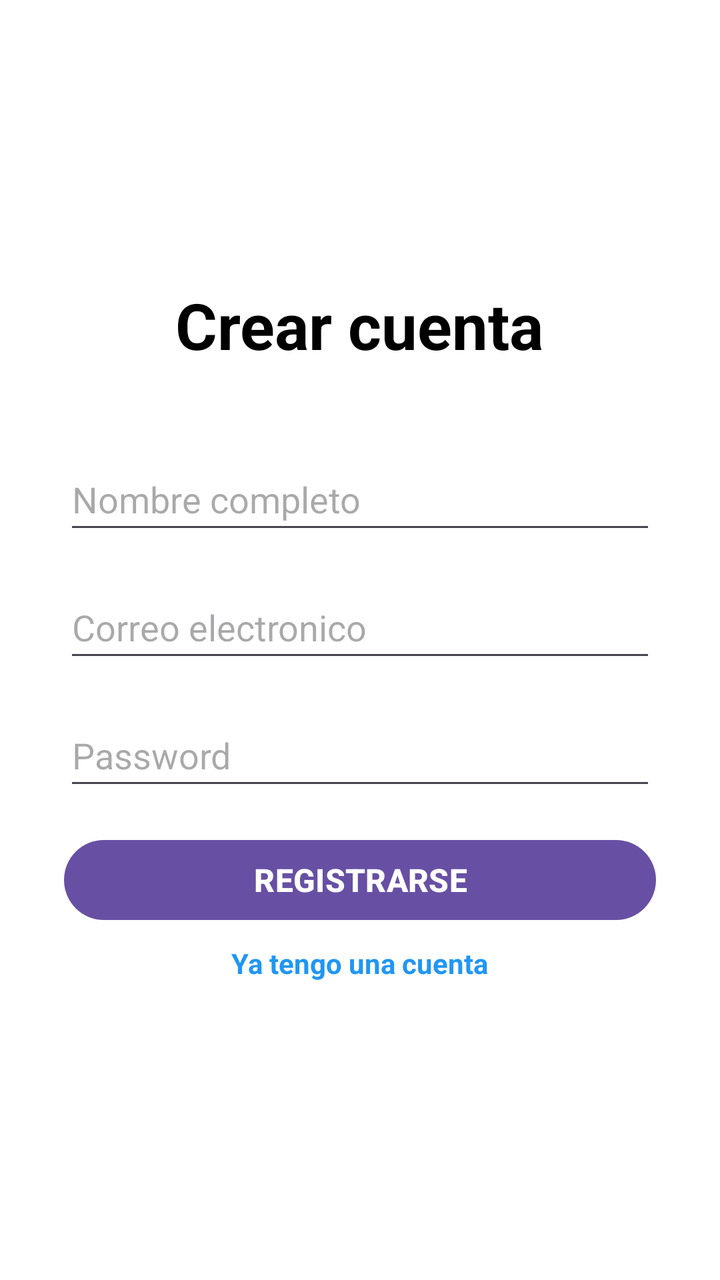
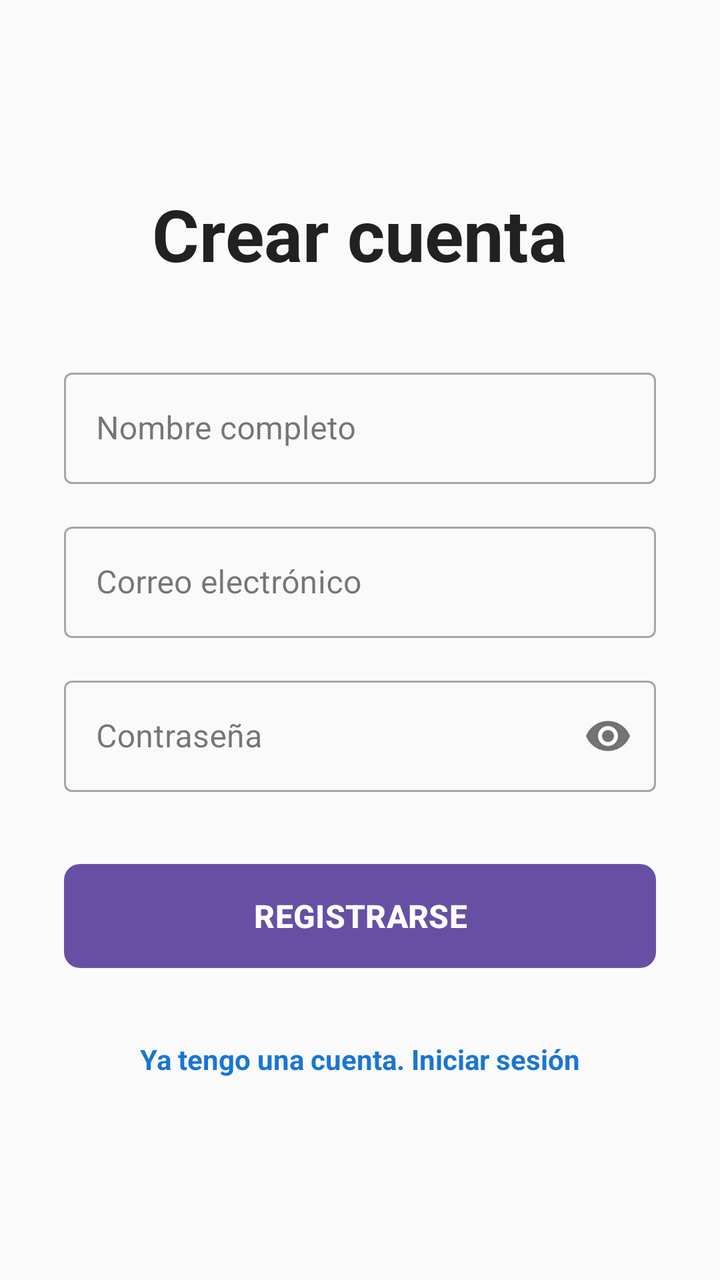

The first picture is an Android layout as it rendered before a commit; the second is the same layout after the commit. The layout source and the unified diff follow.
<!-- AndroidManifest.xml: application theme Theme.Aplicacion -->
<!-- res/layout/activity_registro.xml -->
<?xml version="1.0" encoding="utf-8"?>
<LinearLayout xmlns:android="http://schemas.android.com/apk/res/android"
    android:layout_width="match_parent"
    android:layout_height="match_parent"
    android:orientation="vertical"
    android:padding="32dp"
    android:gravity="center"
    android:background="#FFFFFF"
    >

    <TextView
        android:layout_width="wrap_content"
        android:layout_height="wrap_content"
        android:text="Crear cuenta"
        android:textSize="32sp"
        android:textStyle="bold"
        android:textColor="#000000"
        android:layout_marginBottom="40dp"/>

    <EditText
        android:id="@+id/etNombreRegistro"
        android:layout_width="match_parent"
        android:layout_height="wrap_content"
        android:hint="Nombre completo"
        android:inputType="textPersonName"
        android:minHeight="48dp"
        android:layout_marginBottom="16dp"/>

    <EditText
        android:layout_width="match_parent"
        android:layout_height="wrap_content"
        android:id="@+id/etEmailRegistro"
        android:hint="Correo electronico"
        android:inputType="textEmailAddress"
        android:minHeight="48dp"
        android:layout_marginBottom="16dp"/>

    <EditText
        android:layout_width="match_parent"
        android:layout_height="wrap_content"
        android:id="@+id/etPasswordRegistro"
        android:hint="Password"
        android:inputType="textPassword"
        android:minHeight="48dp"
        android:layout_marginBottom="16dp"/>

    <Button
        android:layout_width="match_parent"
        android:layout_height="wrap_content"
        android:id="@+id/btnRegistrar"
        android:text="REGISTRARSE"
        android:textSize="16sp"
        android:textStyle="bold"/>

    <TextView
        android:layout_width="wrap_content"
        android:layout_height="wrap_content"
        android:id="@+id/tvVolverLogin"
        android:text="Ya tengo una cuenta"
        android:textColor="#2196F3"
        android:textStyle="bold"
        android:padding="8dp"/>



</LinearLayout>
<!-- resources referenced by this layout -->
<resources>
  <style name="Theme.Aplicacion" parent="Base.Theme.Aplicacion" />
  <style name="Base.Theme.Aplicacion" parent="Theme.Material3.DayNight.NoActionBar">
          
          
      </style>
</resources>

<!-- the commit's change to res/layout/activity_registro.xml (unified diff, before → after) -->
@@ -1,66 +1,106 @@
-<?xml version="1.0" encoding="utf-8"?>
-<LinearLayout xmlns:android="http://schemas.android.com/apk/res/android"
+<?xml version="1.0" encoding="UTF-8" ?>
+<ScrollView xmlns:android="http://schemas.android.com/apk/res/android"
+    xmlns:app="http://schemas.android.com/apk/res-auto"
     android:layout_width="match_parent"
     android:layout_height="match_parent"
-    android:orientation="vertical"
-    android:padding="32dp"
-    android:gravity="center"
-    android:background="#FFFFFF"
-    >
+    android:fillViewport="true"
+    android:background="#FAFAFA">
 
-    <TextView
-        android:layout_width="wrap_content"
-        android:layout_height="wrap_content"
-        android:text="Crear cuenta"
-        android:textSize="32sp"
-        android:textStyle="bold"
-        android:textColor="#000000"
-        android:layout_marginBottom="40dp"/>
-
-    <EditText
-        android:id="@+id/etNombreRegistro"
+    <LinearLayout
         android:layout_width="match_parent"
         android:layout_height="wrap_content"
-        android:hint="Nombre completo"
-        android:inputType="textPersonName"
-        android:minHeight="48dp"
-        android:layout_marginBottom="16dp"/>
+        android:orientation="vertical"
+        android:padding="32dp"
+        android:gravity="center">
 
-    <EditText
-        android:layout_width="match_parent"
-        android:layout_height="wrap_content"
-        android:id="@+id/etEmailRegistro"
-        android:hint="Correo electronico"
-        android:inputType="textEmailAddress"
-        android:minHeight="48dp"
-        android:layout_marginBottom="16dp"/>
+        
+        <TextView
+            android:layout_width="wrap_content"
+            android:layout_height="wrap_content"
+            android:text="Crear cuenta"
+            android:textSize="36sp"
+            android:textStyle="bold"
+            android:textColor="#212121"
+            android:layout_marginBottom="40dp"/>
 
-    <EditText
-        android:layout_width="match_parent"
-        android:layout_height="wrap_content"
-        android:id="@+id/etPasswordRegistro"
-        android:hint="Password"
-        android:inputType="textPassword"
-        android:minHeight="48dp"
-        android:layout_marginBottom="16dp"/>
+        
+        <com.google.android.material.textfield.TextInputLayout
+            style="@style/Widget.MaterialComponents.TextInputLayout.OutlinedBox"
+            android:layout_width="match_parent"
+            android:layout_height="wrap_content"
+            android:hint="Nombre completo"
+            android:layout_marginBottom="16dp">
 
-    <Button
-        android:layout_width="match_parent"
-        android:layout_height="wrap_content"
-        android:id="@+id/btnRegistrar"
-        android:text="REGISTRARSE"
-        android:textSize="16sp"
-        android:textStyle="bold"/>
+            <com.google.android.material.textfield.TextInputEditText
+                android:layout_width="match_parent"
+                android:layout_height="wrap_content"
+                android:id="@+id/etNombreRegistro"
+                android:inputType="textPersonName"/>
+        </com.google.android.material.textfield.TextInputLayout>
 
-    <TextView
-        android:layout_width="wrap_content"
-        android:layout_height="wrap_content"
-        android:id="@+id/tvVolverLogin"
-        android:text="Ya tengo una cuenta"
-        android:textColor="#2196F3"
-        android:textStyle="bold"
-        android:padding="8dp"/>
+        
+        <com.google.android.material.textfield.TextInputLayout
+            style="@style/Widget.MaterialComponents.TextInputLayout.OutlinedBox"
+            android:layout_width="match_parent"
+            android:layout_height="wrap_content"
+            android:hint="Correo electrónico"
+            android:layout_marginBottom="16dp">
+
+            <com.google.android.material.textfield.TextInputEditText
+                android:layout_width="match_parent"
+                android:layout_height="wrap_content"
+                android:id="@+id/etEmailRegistro"
+                android:inputType="textEmailAddress"/>
+        </com.google.android.material.textfield.TextInputLayout>
+
+        
+        <com.google.android.material.textfield.TextInputLayout
+            style="@style/Widget.MaterialComponents.TextInputLayout.OutlinedBox"
+            android:layout_width="match_parent"
+            android:layout_height="wrap_content"
+            android:hint="Contraseña"
+            app:passwordToggleEnabled="true"
+            android:layout_marginBottom="32dp">
+
+            <com.google.android.material.textfield.TextInputEditText
+                android:layout_width="match_parent"
+                android:layout_height="wrap_content"
+                android:id="@+id/etPasswordRegistro"
+                android:inputType="textPassword"/>
+        </com.google.android.material.textfield.TextInputLayout>
+
+        
+        <ProgressBar
+            android:layout_width="wrap_content"
+            android:layout_height="wrap_content"
+            android:id="@+id/progressBarRegistro"
+            android:visibility="gone"
+            android:layout_marginBottom="16dp"/>
+
+        
+        <com.google.android.material.button.MaterialButton
+            android:layout_width="match_parent"
+            android:layout_height="60dp"
+            android:id="@+id/btnRegistrar"
+            android:text="REGISTRARSE"
+            android:textSize="16sp"
+            android:textStyle="bold"
+            app:cornerRadius="8dp"
+            android:layout_marginBottom="24dp"/>
+
+        
+        <TextView
+            android:layout_width="wrap_content"
+            android:layout_height="wrap_content"
+            android:id="@+id/tvVolverLogin"
+            android:text="Ya tengo una cuenta. Iniciar sesión"
+            android:textColor="#1976D2"
+            android:textStyle="bold"
+            android:padding="8dp"
+            android:background="?attr/selectableItemBackground"
+            android:clickable="true"
+            android:focusable="true"/>
+    </LinearLayout>
 
 
-
-</LinearLayout>
+</ScrollView>
